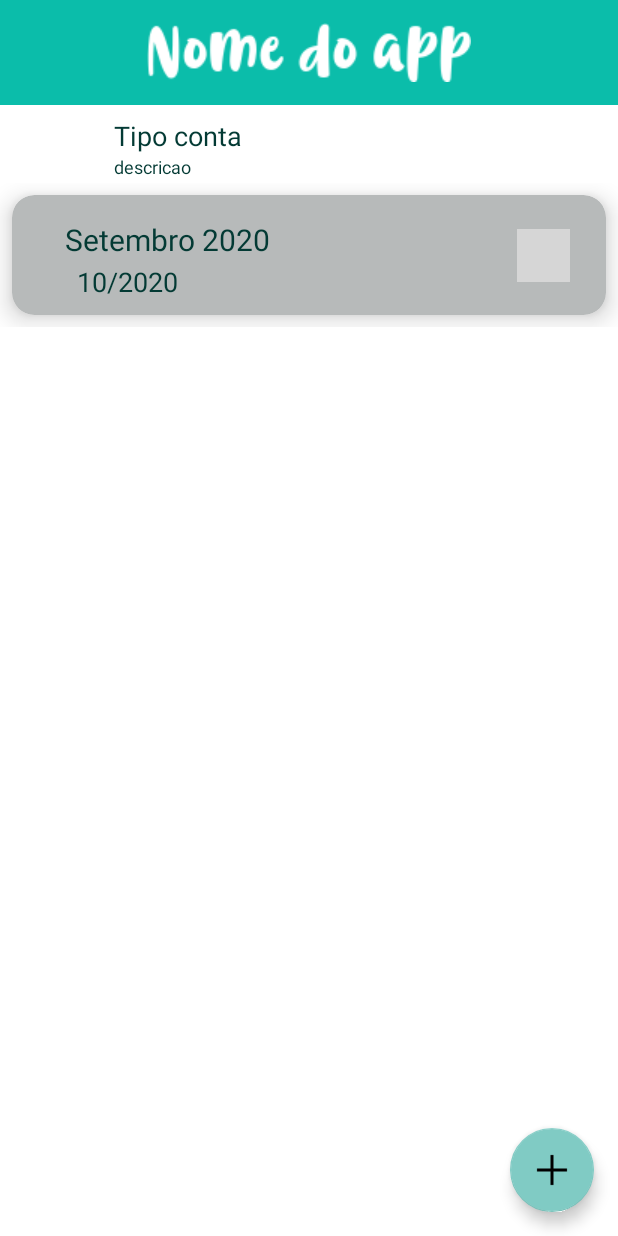
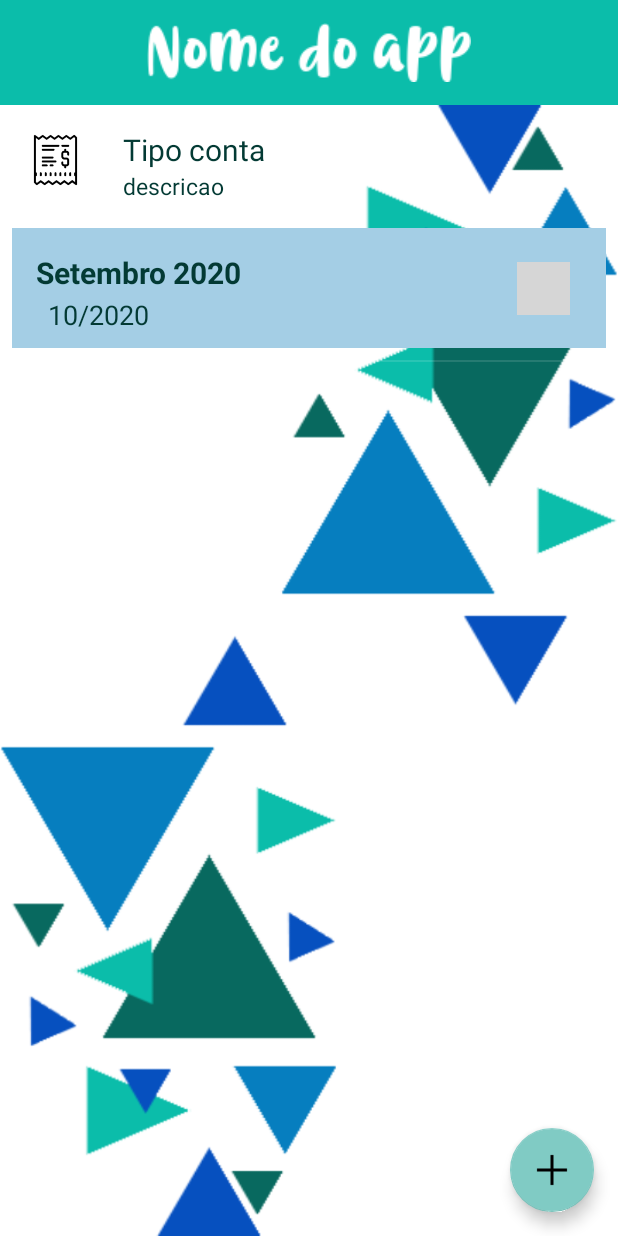
Before and after one commit to cristinnabea/comprovante-pagamento, an Android app: the fragment ListarContaFragment placed in its activity, on a phone screen of 412 x 824 dp. Run offline under Robolectric (Android 15) with nearby library versions, the phone set to English and light mode, and no system bars; our stand-ins replace Room's generated code; 5 statements that could not run were skipped; grey boxes are pictures that could not be loaded.

Commit message:
foto do tipo funcionando, encode e decode em base64

```diff
--- a/app/src/main/java/com/example/comprovante/database/AppDatabase.kt
+++ b/app/src/main/java/com/example/comprovante/database/AppDatabase.kt
@@ -4,7 +4,7 @@ import androidx.room.Database
 import androidx.room.RoomDatabase
 import com.example.comprovante.model.Tipo
 
-@Database(entities = arrayOf(Tipo::class), version = 1)
+@Database(entities = arrayOf(Tipo::class), version = 2, exportSchema = false)
 abstract class AppDatabase : RoomDatabase() {
     abstract fun tipoDao(): tipoDao
 }
--- a/app/src/main/java/com/example/comprovante/model/Tipo.kt
+++ b/app/src/main/java/com/example/comprovante/model/Tipo.kt
@@ -10,5 +10,5 @@ class Tipo(
     val code: String,
     val descricao: String,
     val cor: String,
-    val icone: String = "ic_conta"
+    val icone: String? //= "ic_conta"
 ) : Serializable
--- a/app/src/main/java/com/example/comprovante/ui/adapter/ListarContaAdapter.kt
+++ b/app/src/main/java/com/example/comprovante/ui/adapter/ListarContaAdapter.kt
@@ -7,8 +7,10 @@ import android.view.ViewGroup
 import android.widget.BaseAdapter
 import com.example.comprovante.R
 import com.example.comprovante.model.Conta
-import com.example.comprovante.model.Tipo
 import kotlinx.android.synthetic.main.item_conta.view.*
+import kotlinx.android.synthetic.main.item_conta.view.images_conta
+import kotlinx.android.synthetic.main.item_conta.view.imgIcone
+import kotlinx.android.synthetic.main.item_conta.view.txt_mes_conta
 
 class ListarContaAdapter(
     private val lista: List<Conta>,
@@ -34,15 +36,15 @@ class ListarContaAdapter(
 
         view.txt_mes_conta.text = item.data
 
-        view.imgSeta.setOnClickListener {
+        view.layoutPai.setOnClickListener {
             if (guarda) {
                 guarda = false
                 view.images_conta.visibility = View.GONE
-                view.imgSeta.rotation = 0f
+                view.imgIcone.rotation = 0f
             } else {
                 guarda = true
                 view.images_conta.visibility = View.VISIBLE
-                view.imgSeta.rotation = 180.0f
+                view.imgIcone.rotation = 180.0f
             }
         }
 
--- a/app/src/main/java/com/example/comprovante/ui/fragment/ListarContaFragment.kt
+++ b/app/src/main/java/com/example/comprovante/ui/fragment/ListarContaFragment.kt
@@ -14,6 +14,7 @@ import com.example.comprovante.model.Conta
 import com.example.comprovante.model.Tipo
 import com.example.comprovante.ui.adapter.ListarContaAdapter
 import com.example.comprovante.ui.adapter.ListarTipoAdapter
+import com.example.comprovante.utils.decodeBase64IntoBitmap
 import kotlinx.android.synthetic.main.fragment_lista_conta.view.*
 
 class ListarContaFragment : Fragment() {
@@ -34,12 +35,12 @@ class ListarContaFragment : Fragment() {
 
         var arguments = this.arguments
         var tipo = arguments?.getSerializable("item") as Tipo
-
-        val drawable1 = ContextCompat.getDrawable(
-            context,
-            context.resources.getIdentifier(tipo.icone, "drawable", context.getPackageName())
-        )
-        view.img_cabecalho.setImageDrawable(drawable1)
+//
+//        val drawable1 = ContextCompat.getDrawable(
+//            context,
+//            context.resources.getIdentifier(tipo.icone, "drawable", context.getPackageName())
+//        )
+        view.img_cabecalho.setImageBitmap(decodeBase64IntoBitmap(tipo.icone))
         view.txt_item_conta2.text = tipo.code
         view.txt_item_descricao.text = tipo.descricao
         view.constraintLayout2.setBackgroundColor(Color.parseColor(tipo.cor))
--- a/app/src/main/java/com/example/comprovante/ui/fragment/ListarTipoFragment.kt
+++ b/app/src/main/java/com/example/comprovante/ui/fragment/ListarTipoFragment.kt
@@ -39,7 +39,8 @@ class ListarTipoFragment : Fragment() {
         val db = Room.databaseBuilder(
             context,
             AppDatabase::class.java, "tipo"
-        ).build()
+        ).fallbackToDestructiveMigration()
+            .build()
 
         AsyncTask.execute {
             var listaTipo = db.tipoDao().getAll()
--- a/app/src/main/res/layout/fragment_lista_conta.xml
+++ b/app/src/main/res/layout/fragment_lista_conta.xml
@@ -5,6 +5,17 @@
     android:layout_width="match_parent"
     android:layout_height="match_parent"
     android:background="@color/colorWhite">
+
+    <androidx.constraintlayout.widget.ConstraintLayout
+        android:id="@+id/constraintLayout"
+        android:layout_width="match_parent"
+        android:layout_height="match_parent"
+        android:background="@drawable/fundo_adicionar_conta"
+        app:layout_constraintBottom_toBottomOf="parent"
+        app:layout_constraintEnd_toEndOf="parent"
+        app:layout_constraintStart_toStartOf="parent"
+        app:layout_constraintTop_toTopOf="parent"/>
+
 
     <androidx.constraintlayout.widget.ConstraintLayout
         android:id="@+id/constraintLayout2"
@@ -23,7 +34,7 @@
             android:fontFamily="sans-serif"
             android:text="Tipo conta"
             android:textColor="@color/colorTexto"
-            android:textSize="18sp"
+            android:textSize="20sp"
             app:layout_constraintBottom_toBottomOf="@+id/img_cabecalho"
             app:layout_constraintStart_toEndOf="@+id/img_cabecalho"
             app:layout_constraintTop_toTopOf="@+id/img_cabecalho"
@@ -36,18 +47,18 @@
             android:fontFamily="sans-serif"
             android:text="descricao"
             android:textColor="@color/colorTexto"
-            android:textSize="12sp"
+            android:textSize="15sp"
             app:layout_constraintStart_toStartOf="@+id/txt_item_conta2"
             app:layout_constraintTop_toBottomOf="@+id/txt_item_conta2" />
 
         <ImageView
             android:id="@+id/img_cabecalho"
-            android:layout_width="36dp"
-            android:layout_height="36dp"
+            android:layout_width="42dp"
+            android:layout_height="42dp"
             android:layout_marginStart="16dp"
             android:layout_marginLeft="16dp"
-            android:layout_marginTop="8dp"
-            android:layout_marginBottom="8dp"
+            android:layout_marginTop="16dp"
+            android:layout_marginBottom="16dp"
             app:layout_constraintBottom_toBottomOf="parent"
             app:layout_constraintStart_toStartOf="parent"
             app:layout_constraintTop_toTopOf="parent"
--- a/app/src/main/res/layout/item_conta.xml
+++ b/app/src/main/res/layout/item_conta.xml
@@ -1,23 +1,21 @@
 <?xml version="1.0" encoding="utf-8"?>
-<androidx.constraintlayout.widget.ConstraintLayout
-    xmlns:android="http://schemas.android.com/apk/res/android"
+<androidx.constraintlayout.widget.ConstraintLayout xmlns:android="http://schemas.android.com/apk/res/android"
     xmlns:app="http://schemas.android.com/apk/res-auto"
     xmlns:tools="http://schemas.android.com/tools"
     android:layout_width="match_parent"
     android:layout_height="wrap_content">
 
-    <androidx.cardview.widget.CardView
-        android:id="@+id/card_view_conta"
+    <androidx.constraintlayout.widget.ConstraintLayout
         android:layout_width="match_parent"
-        android:layout_height="wrap_content"
+        android:id="@+id/layoutPai"
+        android:layout_height="match_parent"
         android:layout_marginStart="8dp"
         android:layout_marginLeft="8dp"
         android:layout_marginTop="8dp"
         android:layout_marginEnd="8dp"
         android:layout_marginRight="8dp"
-        android:backgroundTint="#B7BABA"
-        app:cardCornerRadius="15dp"
-        app:cardElevation="10dp"
+        android:layout_marginBottom="8dp"
+        app:layout_constraintBottom_toBottomOf="parent"
         app:layout_constraintEnd_toEndOf="parent"
         app:layout_constraintStart_toStartOf="parent"
         app:layout_constraintTop_toTopOf="parent">
@@ -26,13 +24,13 @@
             android:id="@+id/fundo_item_conta"
             android:layout_width="match_parent"
             android:layout_height="80dp"
-            app:layout_constraintBottom_toBottomOf="parent"
+            android:background="#A4CEE5"
             app:layout_constraintEnd_toEndOf="parent"
-            app:layout_constraintStart_toStartOf="parent"
+            app:layout_constraintStart_toStartOf="@+id/images_conta"
             app:layout_constraintTop_toTopOf="parent">
 
             <ImageView
-                android:id="@+id/imgSeta"
+                android:id="@+id/imgIcone"
                 android:layout_width="35dp"
                 android:layout_height="35dp"
                 android:layout_marginTop="16dp"
@@ -48,11 +46,12 @@
                 android:id="@+id/txt_mes_conta"
                 android:layout_width="wrap_content"
                 android:layout_height="wrap_content"
-                android:layout_marginStart="35dp"
-                android:layout_marginLeft="35dp"
+                android:layout_marginStart="16dp"
+                android:layout_marginLeft="16dp"
                 android:layout_marginTop="16dp"
                 android:fontFamily="sans-serif"
                 android:text="Novembro de 2020"
+                android:textStyle="bold"
                 android:textColor="@color/colorTexto"
                 android:textSize="20dp"
                 app:layout_constraintStart_toStartOf="parent"
@@ -76,35 +75,17 @@
 
         </androidx.constraintlayout.widget.ConstraintLayout>
 
-
-    </androidx.cardview.widget.CardView>
-
-    <androidx.cardview.widget.CardView
-        android:id="@+id/card_view_conta2"
-        android:layout_width="match_parent"
-        android:layout_height="wrap_content"
-        android:layout_marginStart="8dp"
-        android:layout_marginLeft="8dp"
-        android:layout_marginEnd="8dp"
-        android:layout_marginRight="8dp"
-        android:layout_marginBottom="8dp"
-        android:backgroundTint="#C3C3C3"
-        app:cardCornerRadius="15dp"
-        app:cardElevation="10dp"
-        app:layout_constraintBottom_toBottomOf="parent"
-        app:layout_constraintEnd_toEndOf="@+id/card_view_conta"
-        app:layout_constraintStart_toStartOf="@+id/card_view_conta"
-        app:layout_constraintTop_toBottomOf="@+id/card_view_conta">
-
         <androidx.constraintlayout.widget.ConstraintLayout
             android:id="@+id/images_conta"
             android:layout_width="match_parent"
             android:layout_height="100dp"
+            android:background="#A4CEE5"
             android:visibility="gone"
-            app:layout_constraintTop_toBottomOf="@+id/card_view_conta">
+            app:layout_constraintBottom_toBottomOf="parent"
+            app:layout_constraintTop_toBottomOf="@+id/fundo_item_conta">
 
         </androidx.constraintlayout.widget.ConstraintLayout>
-    </androidx.cardview.widget.CardView>
+    </androidx.constraintlayout.widget.ConstraintLayout>
 
 
 </androidx.constraintlayout.widget.ConstraintLayout>
```
Also changed, not shown: app/src/main/java/com/example/comprovante/ui/adapter/ListarTipoAdapter.kt (+6 -5 lines), app/src/main/java/com/example/comprovante/ui/fragment/AdcTipoFragment.kt (+39 -13 lines), app/src/main/java/com/example/comprovante/utils/MyBase64.kt (added, +18 -0 lines), app/src/main/res/layout/dialog_excluir_item.xml (deleted, +0 -90 lines), app/src/main/res/layout/fragment_adicionar_conta.xml (added, +18 -0 lines), app/src/main/res/layout/item_lista_tipo.xml (+5 -5 lines), app/src/main/res/drawable/fundo_adicionar_conta.png (added).
